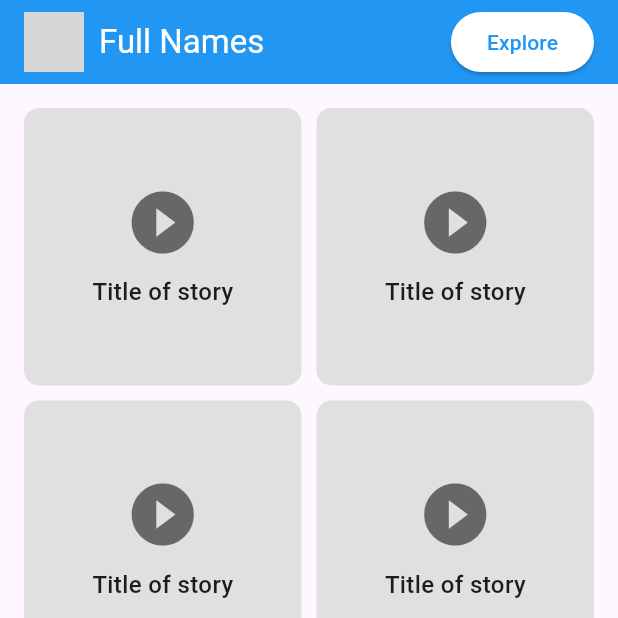
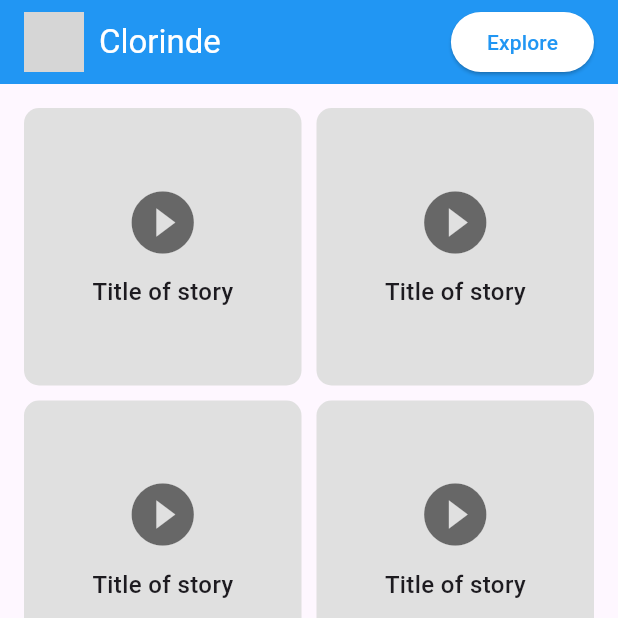
Before and after one commit to Leclamar/dpbo-gender-equality, a Flutter app: the screen it shows after launch, on a phone screen of 412 x 824 dp, the top half of it. Run offline on Flutter 3.47's test engine with Material 3 defaults, Android fonts, the phone set to English and light mode, and no system bars; grey boxes are pictures that could not be loaded.

Commit message:
ganti-nama

```diff
--- a/lib/Dashboard.dart
+++ b/lib/Dashboard.dart
@@ -36,7 +36,7 @@ class HomePage extends StatelessWidget {
                 ),
                 SizedBox(width: 10),
                 Text(
-                  'Full Names',
+                  'Clorinde',
                   style: TextStyle(color: Colors.white),
                 ),
               ],
```
